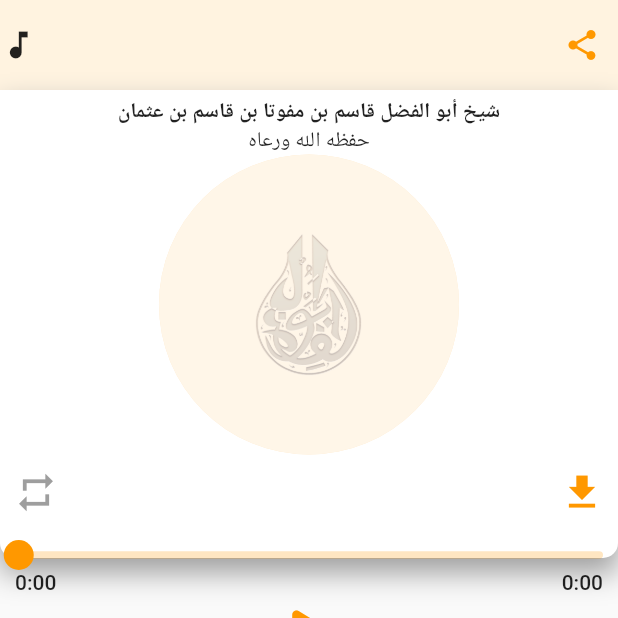
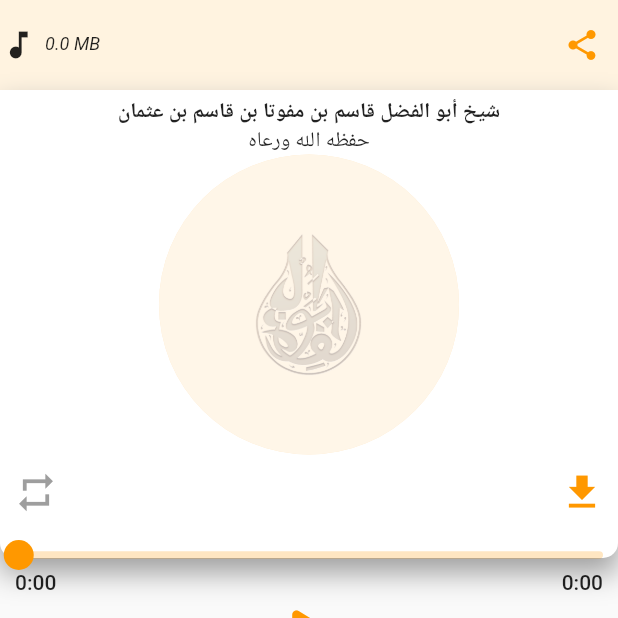
Before and after one commit to ALLY-MAFTAH/abulfadhwl_android, a Flutter app: the NowPlayingScreenSheet screen opened directly with empty values, on a phone screen of 412 x 824 dp, the top half of it. Run offline on Flutter 3.47's test engine with Material 2 defaults, Android fonts, the phone set to English and light mode, and no system bars; drawn by our look-alikes of audio_video_progress_bar; our stand-ins replace assets_audio_player, audio_service, dio, flutter_local_notifications, font_awesome_flutter, get_it and 8 more; missing offline and left inert: animated_image_list, downloads_path_provider_28, flutter_image, sweetalert, syncfusion_flutter_pdfviewer; network calls fail; Roboto replaces fonts that are missing (Gelasio).

Commit message:
Added album and file size

```diff
--- a/lib/constants/api.dart
+++ b/lib/constants/api.dart
@@ -1,2 +1,3 @@
-final String api = 'http://192.168.43.21:8000/api/';
+final String api = 'http://192.168.0.128:8000/api/';
+// final String api = 'http://192.168.43.21:8000/api/';
 // final String api = 'http://192.168.137.1:8000/api/';
--- a/lib/main.dart
+++ b/lib/main.dart
@@ -10,11 +10,13 @@
 import 'package:google_fonts/google_fonts.dart';
 import 'package:open_file/open_file.dart';
 import 'package:provider/provider.dart';
+import 'package:package_info_plus/package_info_plus.dart';
 
 const debug = true;
 
 void main() async {
   await setupServiceLocator();
+
   SystemChrome.setSystemUIOverlayStyle(
     const SystemUiOverlayStyle(
       systemNavigationBarColor: Colors.white,
@@ -33,11 +35,19 @@
 
 class _AbulfadhwlState extends State<Abulfadhwl> {
   final DataProvider _dataProvider = DataProvider();
+  PackageInfo _packageInfo = PackageInfo(
+    appName: 'Unknown',
+    packageName: 'Unknown',
+    version: 'Unknown',
+    buildNumber: 'Unknown',
+    buildSignature: 'Unknown',
+  );
 
   @override
   void initState() {
     getIt<PageManager>().init();
     super.initState();
+    _initPackageInfo();
 
     _dataProvider.getAllCategories();
     _dataProvider.getAllBooks();
@@ -62,14 +72,20 @@
             android: initializationSettingsAndroid,
             macOS: initializationSettingsMacOS);
     flutterLocalNotificationsPlugin.initialize(initializationSettings,
-        onSelectNotification: selectNotification
-        );
+        onSelectNotification: selectNotification);
     super.initState();
 
     flutterLocalNotificationsPlugin = FlutterLocalNotificationsPlugin();
   }
 
- void selectNotification(String? json) async {
+  Future<void> _initPackageInfo() async {
+    final info = await PackageInfo.fromPlatform();
+    setState(() {
+      _packageInfo = info;
+    });
+  }
+
+  void selectNotification(String? json) async {
     final obj = jsonDecode(json!);
 
     if (obj['isSuccess']) {
@@ -96,11 +112,11 @@
         )
       ],
       child: MaterialApp(
-        title: 'Abul Fadhwl App',
+        title: _packageInfo.appName,
         debugShowCheckedModeBanner: false,
         theme: ThemeData(
             textTheme: GoogleFonts.gelasioTextTheme(),
-            primarySwatch: Colors.orange ),
+            primarySwatch: Colors.orange),
         home: AnimatedSplashScreen(),
       ),
     );
--- a/lib/models/song.dart
+++ b/lib/models/song.dart
@@ -1,28 +1,31 @@
-
 class Song {
   final int id;
   final int albumId;
   final String title;
-  final String description;
+  final double size;
+  final String duration;
   final String file;
 
-  Song(
-      {required this.id,
-      required this.albumId,
-      required this.title,
-      required this.description,
-      required this.file,
-      });
+  Song({
+    required this.id,
+    required this.albumId,
+    required this.title,
+    required this.size,
+    required this.duration,
+    required this.file,
+  });
 
   Song.fromMap(Map<String, dynamic> map)
       : assert(map['id'] != null),
         assert(map['title'] != null),
         assert(map['album_id'] != null),
+        assert(map['duration'] != null),
+        assert(map['size'] != null),
         assert(map['file'] != null),
-        assert(map['description'] !=null),
         id = map['id'],
         title = map['title'],
         albumId = map['album_id'],
         file = map['file'],
-        description = map['description'];
+        duration = map['duration'],
+        size = map['size'];
 }
--- a/lib/providers/data_provider.dart
+++ b/lib/providers/data_provider.dart
@@ -1,5 +1,4 @@
 import 'dart:convert';
-import 'package:abulfadhwl_android/models/album.dart';
 import 'package:abulfadhwl_android/models/song.dart';
 import 'package:abulfadhwl_android/models/song_category.dart';
 import 'package:flutter/material.dart';
@@ -32,8 +31,8 @@
   String currentAlbumName = "";
   List<Song> songs = [];
   List<Song> _audios = [];
-  Song currentSong =
-      Song(id: 0, albumId: 0, title: "", description: "", file: "");
+  Song currentSong = Song(
+      id: 0, albumId: 0, title: "", size: 0, duration: "", file: "");
 
   final Dio _dio = Dio();
 
--- a/lib/views/other_pages/now_playing_screen_sheet.dart
+++ b/lib/views/other_pages/now_playing_screen_sheet.dart
@@ -45,13 +45,13 @@
                 ),
                 Expanded(
                   child: Container(
-                    padding: EdgeInsets.only(left: 5, top: 10, bottom: 10),
+                    padding: EdgeInsets.only(left: 5, top: 5, bottom: 5),
                     child: Column(
                       crossAxisAlignment: CrossAxisAlignment.start,
                       children: <Widget>[
                         CurrentSongTitle(),
                         Text(
-                          widget.dataProvider.currentSong.description,
+                          widget.dataProvider.currentSong.size.toString()+' MB',
                           maxLines: 1,
                           style: TextStyle(
                               fontSize: 12, fontStyle: FontStyle.italic),
--- a/lib/views/other_pages/songs_list.dart
+++ b/lib/views/other_pages/songs_list.dart
@@ -108,7 +108,7 @@
                                 Expanded(
                                   child: Container(
                                     padding: EdgeInsets.only(
-                                        left: 10, top: 10, bottom: 10),
+                                        left: 10, top: 5, bottom: 5),
                                     child: Column(
                                       crossAxisAlignment:
                                           CrossAxisAlignment.start,
--- a/lib/views/screens/books_screen.dart
+++ b/lib/views/screens/books_screen.dart
@@ -6,9 +6,7 @@
 import 'package:flutter/material.dart';
 import 'package:flutter_image/network.dart';
 import 'package:google_fonts/google_fonts.dart';
-import 'package:open_file/open_file.dart';
 import 'package:provider/provider.dart';
-import 'package:url_launcher/url_launcher.dart';
 
 class BooksScreen extends StatefulWidget {
   @override
--- a/lib/views/screens/home_screen.dart
+++ b/lib/views/screens/home_screen.dart
@@ -129,7 +129,7 @@
                         height: MediaQuery.of(context).size.height,
                         decoration: BoxDecoration(
                           borderRadius: BorderRadius.circular(10),
-                          color: Colors.orange[100]
+                          // color: Colors.orange[100]
                         ),
                         child: Container(
                           child: AnimatedImageList(
--- a/pubspec.yaml
+++ b/pubspec.yaml
@@ -56,6 +56,7 @@
   downloads_path_provider_28: ^0.1.2
   open_file: ^3.2.1
   flutter_local_notifications: ^9.2.0
+  package_info_plus: ^1.4.2
 
 
   # The following adds the Cupertino Icons font to your application.
```
Also changed, not shown: lib/views/components/album_card.dart (+22 -6 lines), lib/views/components/audio_card.dart (+16 -2 lines), lib/views/pages_from_drawer/questions_and_answers.dart (+15 -0 lines), lib/models/song_names.dart (deleted), pubspec.lock.
